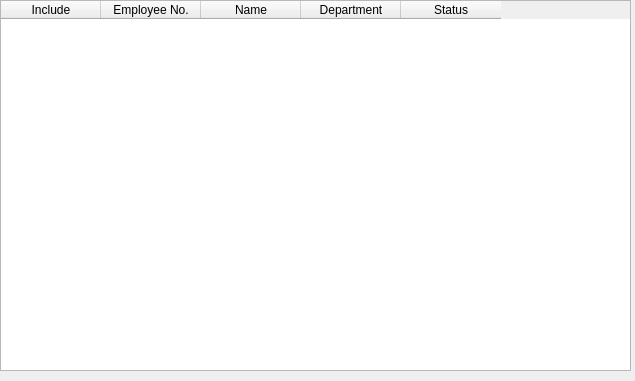
The window that UI/Dialogs/employee_validation_widget.ui (Justin-Kuchmy/JustPay_App) describes before a commit, drawn with Qt 5.
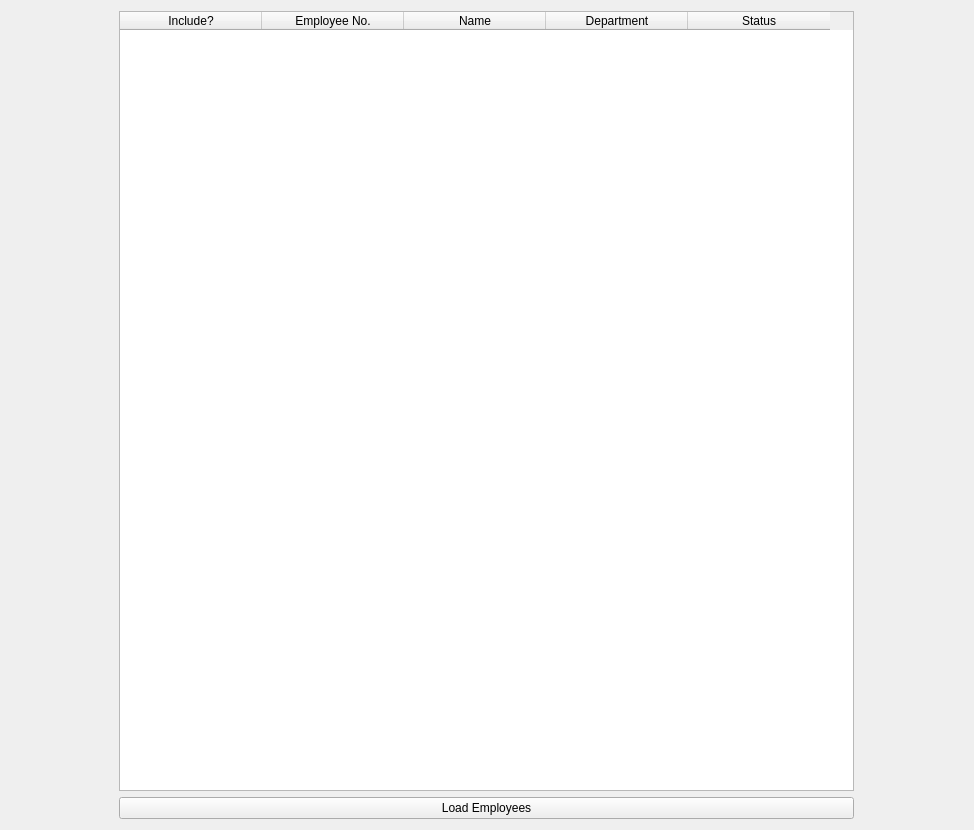
The same window after the commit.

Patch:
```diff
--- a/UI/Dialogs/employee_validation_widget.ui
+++ b/UI/Dialogs/employee_validation_widget.ui
@@ -6,36 +6,149 @@
    <rect>
     <x>0</x>
     <y>0</y>
-    <width>635</width>
-    <height>381</height>
+    <width>974</width>
+    <height>830</height>
    </rect>
   </property>
+  <property name="sizePolicy">
+   <sizepolicy hsizetype="Expanding" vsizetype="Expanding">
+    <horstretch>50</horstretch>
+    <verstretch>50</verstretch>
+   </sizepolicy>
+  </property>
   <property name="windowTitle">
    <string>Form</string>
   </property>
-  <widget class="QTableWidget" name="tableWidget">
-   <property name="geometry">
-    <rect>
-     <x>0</x>
-     <y>0</y>
-     <width>631</width>
-     <height>371</height>
-    </rect>
-   </property>
+  <layout class="QVBoxLayout" name="verticalLayout_3">
+   <item>
+    <layout class="QHBoxLayout" name="horizontalLayout">
+     <item>
+      <spacer name="horizontalSpacer">
+       <property name="orientation">
+        <enum>Qt::Horizontal</enum>
+       </property>
+       <property name="sizeType">
+        <enum>QSizePolicy::Maximum</enum>
+       </property>
+       <property name="sizeHint" stdset="0">
+        <size>
+         <width>40</width>
+         <height>20</height>
+        </size>
+       </property>
+      </spacer>
+     </item>
+     <item>
+      <layout class="QVBoxLayout" name="verticalLayout_2">
+       <item>
+        <widget class="QTableWidget" name="employeeTableWidget">
+         <property name="enabled">
+          <bool>true</bool>
+         </property>
+         <property name="sizePolicy">
+          <sizepolicy hsizetype="Minimum" vsizetype="Expanding">
+           <horstretch>0</horstretch>
+           <verstretch>0</verstretch>
+          </sizepolicy>
+         </property>
+         <property name="minimumSize">
+          <size>
+           <width>730</width>
+           <height>0</height>
+          </size>
+         </property>
+         <property name="maximumSize">
+          <size>
+           <width>735</width>
+           <height>16777215</height>
+          </size>
+         </property>
+         <property name="sizeIncrement">
+          <size>
+           <width>0</width>
+           <height>0</height>
+          </size>
+         </property>
+         <property name="lineWidth">
+          <number>2</number>
+         </property>
+         <property name="midLineWidth">
+          <number>2</number>
+         </property>
+         <property name="alternatingRowColors">
+          <bool>true</bool>
+         </property>
+         <property name="horizontalScrollMode">
+          <enum>QAbstractItemView::ScrollPerItem</enum>
+         </property>
+         <property name="showGrid">
+          <bool>true</bool>
+         </property>
+         <property name="sortingEnabled">
+          <bool>true</bool>
+         </property>
+         <property name="rowCount">
+          <number>0</number>
+         </property>
+         <property name="columnCount">
+          <number>5</number>
+         </property>
+         <attribute name="horizontalHeaderVisible">
+          <bool>true</bool>
+         </attribute>
+         <attribute name="horizontalHeaderCascadingSectionResizes">
+          <bool>false</bool>
+         </attribute>
+         <attribute name="horizontalHeaderDefaultSectionSize">
+          <number>142</number>
+         </attribute>
+         <attribute name="horizontalHeaderHighlightSections">
+          <bool>true</bool>
+         </attribute>
+         <attribute name="horizontalHeaderMinimumSectionSize">
+          <number>50</number>
+         </attribute>
+         <attribute name="horizontalHeaderShowSortIndicator" stdset="0">
+          <bool>true</bool>
+         </attribute>
+         <attribute name="horizontalHeaderStretchLastSection">
+          <bool>false</bool>
+         </attribute>
+         <attribute name="verticalHeaderCascadingSectionResizes">
+          <bool>false</bool>
+         </attribute>
+         <attribute name="verticalHeaderDefaultSectionSize">
+          <number>30</number>
+         </attribute>
+         <attribute name="verticalHeaderShowSortIndicator" stdset="0">
+          <bool>true</bool>
+         </attribute>
+         <attribute name="verticalHeaderStretchLastSection">
+          <bool>false</bool>
+         </attribute>
    <column>
     <property name="text">
-     <string>Include</string>
+           <string>Include?</string>
+          </property>
+          <property name="textAlignment">
+           <set>AlignCenter</set>
     </property>
    </column>
    <column>
     <property name="text">
      <string>Employee No.</string>
     </property>
+          <property name="textAlignment">
+           <set>AlignCenter</set>
+          </property>
    </column>
    <column>
     <property name="text">
      <string>Name</string>
     </property>
+          <property name="textAlignment">
+           <set>AlignCenter</set>
+          </property>
    </column>
    <column>
     <property name="text">
@@ -48,6 +161,47 @@
     </property>
    </column>
   </widget>
+       </item>
+       <item>
+        <widget class="QPushButton" name="loadButton">
+         <property name="minimumSize">
+          <size>
+           <width>735</width>
+           <height>0</height>
+          </size>
+         </property>
+         <property name="maximumSize">
+          <size>
+           <width>735</width>
+           <height>16777215</height>
+          </size>
+         </property>
+         <property name="text">
+          <string>Load Employees</string>
+         </property>
+        </widget>
+       </item>
+      </layout>
+     </item>
+     <item>
+      <spacer name="horizontalSpacer_2">
+       <property name="orientation">
+        <enum>Qt::Horizontal</enum>
+       </property>
+       <property name="sizeType">
+        <enum>QSizePolicy::Maximum</enum>
+       </property>
+       <property name="sizeHint" stdset="0">
+        <size>
+         <width>40</width>
+         <height>20</height>
+        </size>
+       </property>
+      </spacer>
+     </item>
+    </layout>
+   </item>
+  </layout>
  </widget>
  <resources/>
  <connections/>
```
Lines whose indentation alone changed are shown as unchanged.
